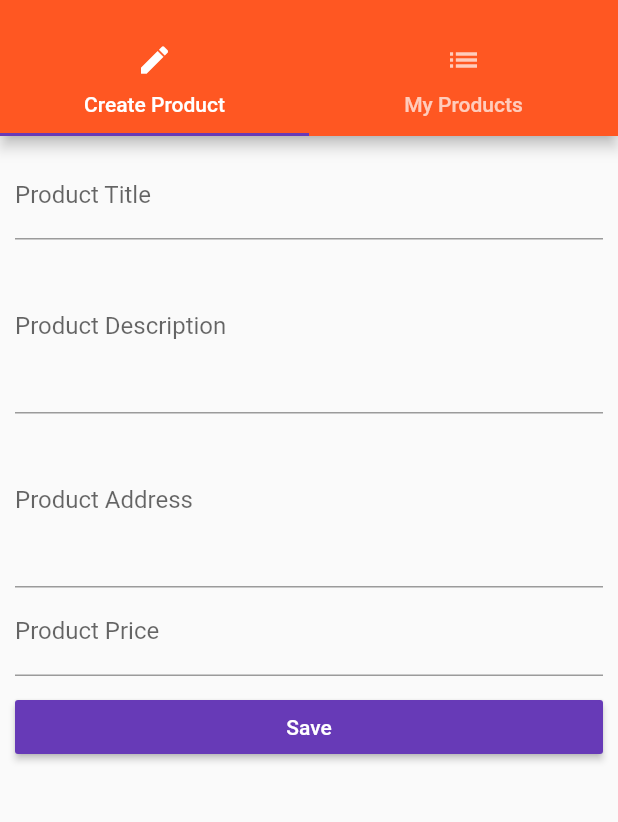
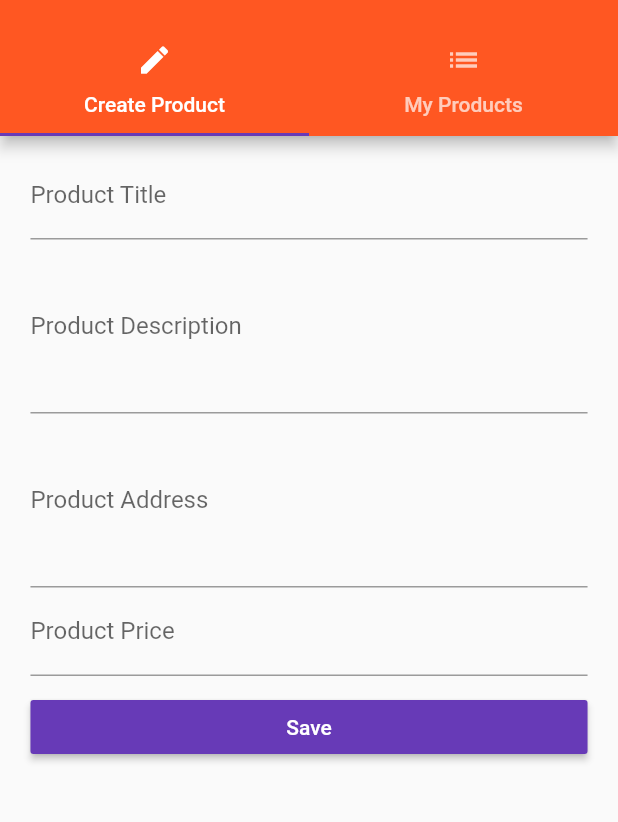
Before and after one commit to bbozo/flutter_tutorial, a Flutter app: the ProductAdminPage screen opened by its route, on a phone screen of 412 x 824 dp, the part 59-881 px from its top. Run offline on Flutter 3.47's test engine with Material 2 defaults, Android fonts, the phone set to English and light mode, and no system bars.

Commit message:
lecture 118

```diff
--- a/lib/pages/product_create.dart
+++ b/lib/pages/product_create.dart
@@ -19,9 +19,16 @@ class _ProductCreatePageState extends State<ProductCreatePage> {
 
   @override
   Widget build(BuildContext context) {
+    final double deviceWidth = MediaQuery.of(context).size.width;
+    final double targetWidth = deviceWidth > 550.0 ? 500.0 : deviceWidth * 0.95;
+    final double targetPadding = deviceWidth - targetWidth;
+
     return Container(
       margin: EdgeInsets.all(10.0),
+      child: Container(
+        width: targetWidth, // doesnt work with ListView !!!!
         child: ListView(
+          padding: EdgeInsets.symmetric(horizontal: targetPadding/2),
           children: <Widget>[
             _buildTitleTextField(),
             _buildDescriptionTextField(),
@@ -35,6 +42,7 @@ class _ProductCreatePageState extends State<ProductCreatePage> {
               onPressed: _submitForm,
             )
           ],
+        ),
       ),
     );
   }
```
Lines whose indentation alone changed are shown as unchanged.
